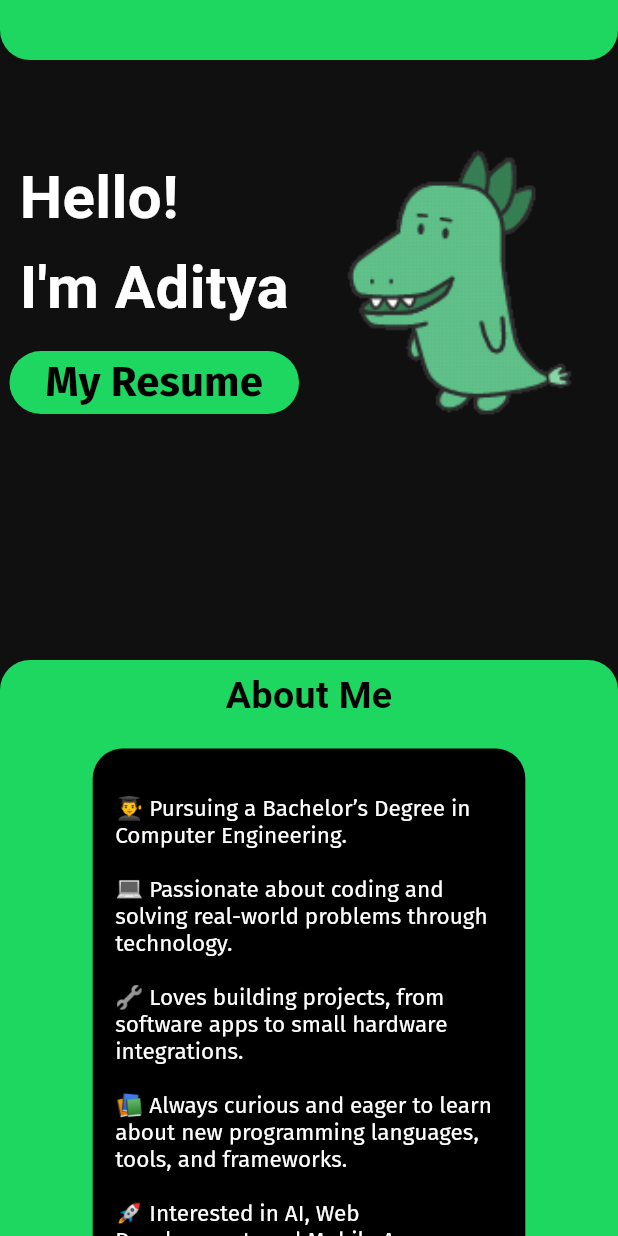
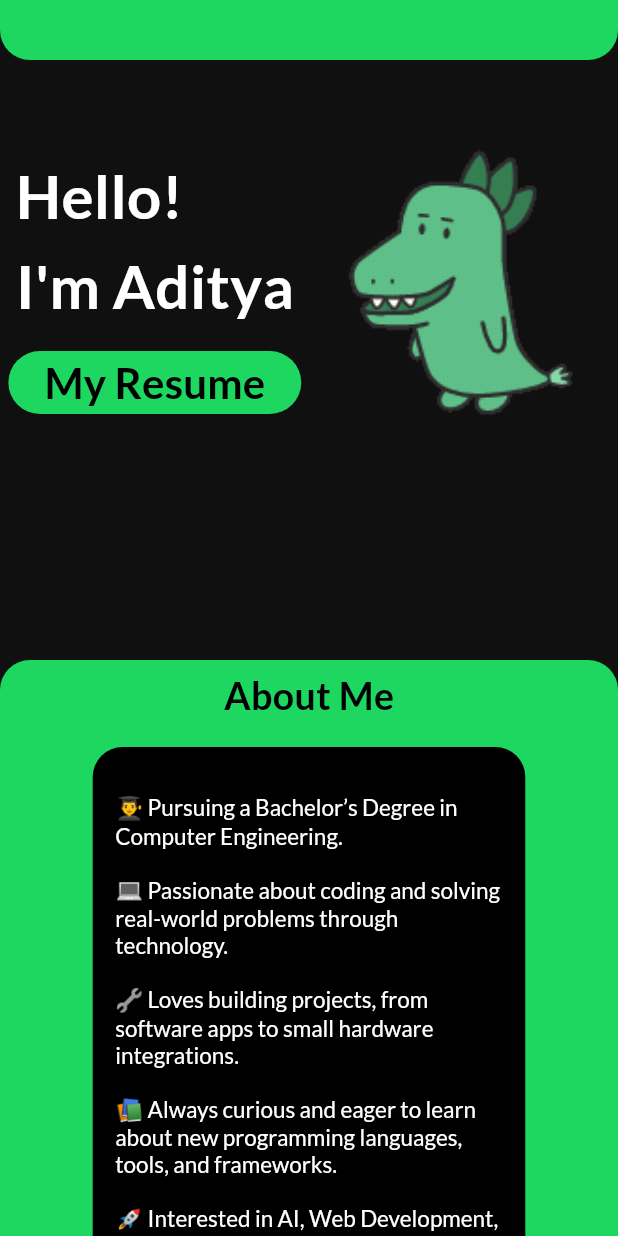
Before and after one commit to aditya-10k/ResumeWeb, a Flutter app: the screen it shows after launch, on a phone screen of 412 x 824 dp. Run offline on Flutter 3.47's test engine with Material 3 defaults, Android fonts, the phone set to English and light mode, and no system bars; our stand-ins replace google_fonts, icons_plus; missing offline and left inert: dart:html.

Commit message:
sixth commit

```diff
--- a/lib/constants/themeengine.dart
+++ b/lib/constants/themeengine.dart
@@ -8,10 +8,10 @@ ThemeData mytheme = ThemeData(
 
 
 
-  textTheme: GoogleFonts.firaSansTextTheme().copyWith(
-    bodySmall: TextStyle(color: Colors.white,fontFamilyFallback: ['NotoColorEmoji']),
-    bodyMedium: TextStyle(color: Colors.white70,fontFamilyFallback: ['NotoColorEmoji']),
-    bodyLarge: TextStyle(color: Colors.grey,fontFamilyFallback: ['NotoColorEmoji']),
+  textTheme: GoogleFonts.latoTextTheme().copyWith(
+    bodySmall: TextStyle(color: Colors.white,),
+    bodyMedium: TextStyle(color: Colors.white70,),
+    bodyLarge: TextStyle(color: Colors.grey,),
 
   ),
 
--- a/lib/widgets/getintouch.dart
+++ b/lib/widgets/getintouch.dart
@@ -1,6 +1,7 @@
 import 'dart:html' as html_5;
 
 import 'package:flutter/material.dart';
+import 'package:google_fonts/google_fonts.dart';
 import 'package:icons_plus/icons_plus.dart';
 import 'package:portfolioweb/constants/socials.dart';
 
@@ -36,7 +37,7 @@ class _GetintouchState extends State<Getintouch> {
            SizedBox(height: 30,),
 
           Text('Get in touch!',
-          style: TextStyle(
+          style: GoogleFonts.lato(
             fontSize: 15,
             fontWeight: FontWeight.bold,
             color: Colors.grey[800],
@@ -87,7 +88,7 @@ class _GetintouchState extends State<Getintouch> {
             mainAxisAlignment: MainAxisAlignment.center,
             children: [
                 Text('Created with ❣️ using ',
-          style: TextStyle(
+          style:GoogleFonts.lato(
             fontSize: 15,
             fontWeight: FontWeight.bold,
             color: Colors.grey[800],
--- a/lib/widgets/projectcard.dart
+++ b/lib/widgets/projectcard.dart
@@ -1,6 +1,7 @@
 import 'dart:html' as html_5;
 
 import 'package:flutter/material.dart';
+import 'package:google_fonts/google_fonts.dart';
 import 'package:portfolioweb/constants/projectdeets.dart';
 
 class Projectcard extends StatefulWidget {
@@ -104,7 +105,7 @@ class _ProjectcardState extends State<Projectcard> {
 
                       children: [
                             Text(projectdeet[i]["name"],
-                            style: TextStyle(
+                            style: GoogleFonts.lato(
                               color: Colors.black,
                               fontWeight:FontWeight.bold,
                               fontSize: 20
@@ -115,7 +116,7 @@ class _ProjectcardState extends State<Projectcard> {
                             SizedBox(height: 10,),
 
                             Text(projectdeet[i]["description"],
-                            style: TextStyle(
+                            style: GoogleFonts.lato(
                               color: Colors.grey[800],
                               //fontWeight:FontWeight,
                               fontSize: 10
--- a/lib/widgets/projectcardweb.dart
+++ b/lib/widgets/projectcardweb.dart
@@ -1,6 +1,7 @@
 import 'dart:html' as html_5;
 
 import 'package:flutter/material.dart';
+import 'package:google_fonts/google_fonts.dart';
 import 'package:portfolioweb/constants/projectdeets.dart';
 
 class Projectcardweb extends StatefulWidget {
@@ -104,7 +105,7 @@ class _ProjectcardwebState extends State<Projectcardweb> {
 
                       children: [
                             Text(projectdeet[i]["name"],
-                            style: TextStyle(
+                            style: GoogleFonts.lato(
                               color: Colors.black,
                               fontWeight:FontWeight.bold,
                               fontSize: 20
@@ -115,7 +116,7 @@ class _ProjectcardwebState extends State<Projectcardweb> {
                             SizedBox(height: 10,),
 
                             Text(projectdeet[i]["description"],
-                            style: TextStyle(
+                            style: GoogleFonts.lato(
                               color: Colors.grey[800],
                               //fontWeight:FontWeight,
                               fontSize: 10
--- a/lib/widgets/projview.dart
+++ b/lib/widgets/projview.dart
@@ -1,4 +1,5 @@
 import 'package:flutter/material.dart';
+import 'package:google_fonts/google_fonts.dart';
 import 'package:portfolioweb/constants/sizes.dart';
 import 'package:portfolioweb/widgets/projectcard.dart';
 import 'package:portfolioweb/widgets/projectcardweb.dart';
@@ -19,7 +20,7 @@ class Projview extends StatelessWidget {
 
             Text(
               'My Projects',
-              style: TextStyle(
+              style: GoogleFonts.lato(
                 fontWeight: FontWeight.bold,
                 height: 1.5,
                 color: Colors.white,
--- a/lib/widgets/resumeget.dart
+++ b/lib/widgets/resumeget.dart
@@ -1,6 +1,7 @@
 import 'dart:html' as html;
 
 import 'package:flutter/material.dart';
+import 'package:google_fonts/google_fonts.dart';
 
 class Resumeget extends StatelessWidget {
   Resumeget ({super.key});
@@ -22,9 +23,9 @@ class Resumeget extends StatelessWidget {
       style: ElevatedButton.styleFrom(
         backgroundColor: Color.fromARGB(255, 30, 215, 96),
       ),
-      child: const Text(
+      child:  Text(
         'My Resume',
-        style: TextStyle(
+        style: GoogleFonts.lato(
           fontWeight: FontWeight.bold,
           height: 1.5,
           color: Colors.black,
--- a/lib/widgets/skillswidget.dart
+++ b/lib/widgets/skillswidget.dart
@@ -23,7 +23,7 @@ class Skillswidget extends StatelessWidget {
           alignment: Alignment.center,
           child: Text(
             'About Me',
-            style: TextStyle(
+            style: GoogleFonts.lato(
               fontWeight: FontWeight.bold,
               height: 1.5,
               color: Colors.black,
@@ -50,7 +50,7 @@ class Skillswidget extends StatelessWidget {
                   SizedBox(height: 16), // Space between title and content
           RichText(
             text: TextSpan(
-              style: GoogleFonts.firaSans(
+              style: GoogleFonts.lato(
                 fontSize: 15,
                 color: Colors.white, // Text color for regular text
               ),
@@ -72,7 +72,7 @@ class Skillswidget extends StatelessWidget {
         SizedBox(height: 40,),
                 Text(
                             'My Skills',
-                            style: TextStyle(
+                            style: GoogleFonts.lato(
                               fontWeight: FontWeight.bold,
                               height: 1.5,
                               color: Colors.black,
--- a/lib/widgets/welcomewid.dart
+++ b/lib/widgets/welcomewid.dart
@@ -1,4 +1,5 @@
 import 'package:flutter/material.dart';
+import 'package:google_fonts/google_fonts.dart';
 import 'package:portfolioweb/widgets/resumeget.dart';
 
 class Welcomewid extends StatefulWidget {
@@ -98,7 +99,7 @@ class _WelcomewidState extends State<Welcomewid> {
                         duration: Duration(seconds: 2),
                         child: Text(
                           'Hello!\nI\'m Aditya',
-                          style: TextStyle(
+                          style: GoogleFonts.lato(
                             fontWeight: FontWeight.bold,
                             height: 1.5,
                             color: Colors.white,
```
Also changed, not shown: lib/constants/projectdeets.dart (+9 -1 lines), lib/widgets/skillswiddesk.dart (+4 -4 lines), assets/recipai.jpg (added).
